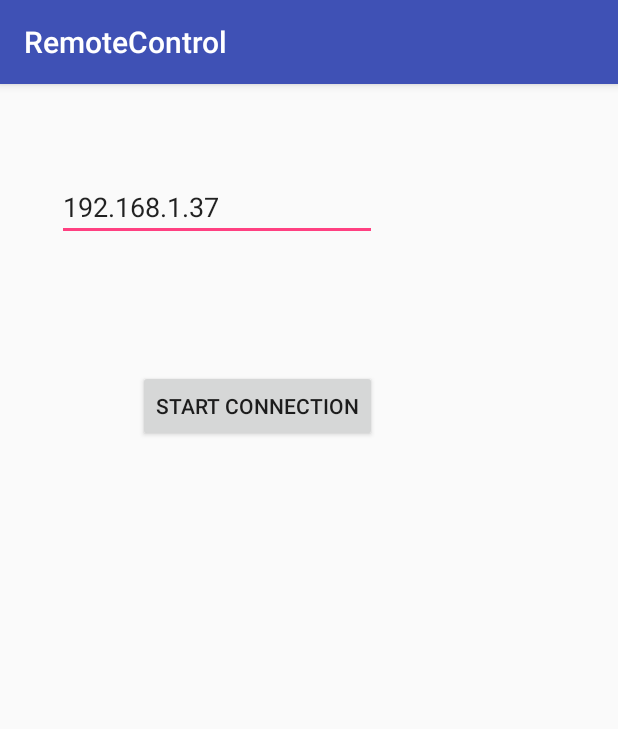
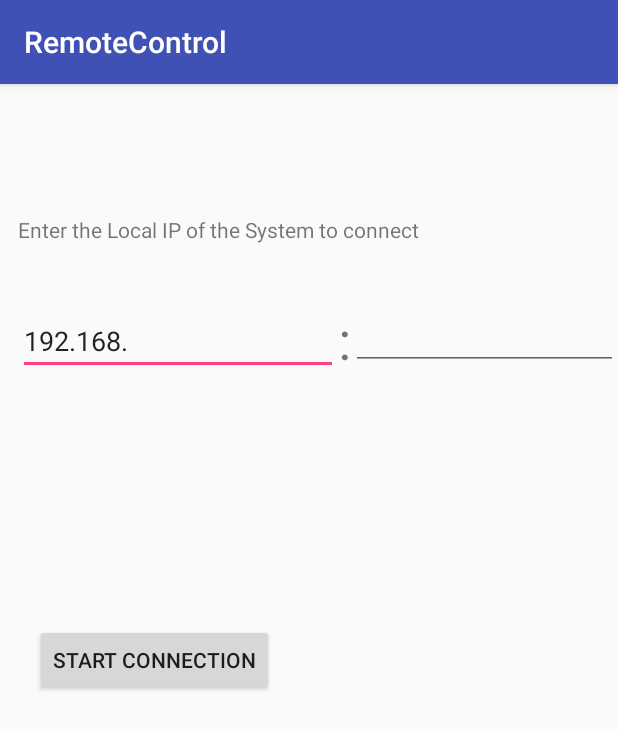
Before and after one commit to nkg447/remoteControlAndroidClient, an Android app: the screen it shows after launch (IPSelector), on a phone screen of 412 x 824 dp. Shown: the top 729 px of the screen. Run offline under Robolectric (Android 15) with nearby library versions, the phone set to English and light mode, and no system bars.

```diff
--- a/app/src/main/java/com/example/nikunj/remotecontrol/IPSelector.java
+++ b/app/src/main/java/com/example/nikunj/remotecontrol/IPSelector.java
@@ -8,28 +8,32 @@ import android.view.View;
 import android.widget.EditText;
 
 public class IPSelector extends AppCompatActivity {
-    EditText ip;
+    EditText ip,port;
+
     @Override
     protected void onCreate(Bundle savedInstanceState) {
         super.onCreate(savedInstanceState);
-        setContentView(R.layout.execute);
+        setContentView(R.layout.ip_select);
         ip = (EditText) findViewById(R.id.ip);
-
+        port = (EditText) findViewById(R.id.port);
         StrictMode.ThreadPolicy policy = new StrictMode.ThreadPolicy.Builder().permitAll().build();
         StrictMode.setThreadPolicy(policy);
+
 
 
     }
 
     //code to get your own pc ip
-    public void getPCIP(){
+    public void getPCIP() {
 
     }
 
 
     public void onClick(View view) {
-        Intent i=new Intent(this,MainActivity.class);
-        i.putExtra("ip",ip.getText().toString());
+
+        Intent i = new Intent(this, MainActivity.class);
+        i.putExtra("ip", ip.getText().toString());
+        i.putExtra("port",port.getText().toString());
         startActivity(i);
     }
 }
--- a/app/src/main/java/com/example/nikunj/remotecontrol/MainActivity.java
+++ b/app/src/main/java/com/example/nikunj/remotecontrol/MainActivity.java
@@ -39,7 +39,7 @@ public class MainActivity extends AppCompatActivity implements View.OnClickListe
 
         Intent i = getIntent();
         try {
-            s = new Socket(i.getStringExtra("ip"), 3333);
+            s = new Socket(i.getStringExtra("ip"), Integer.parseInt(i.getStringExtra("port")));
             in = new BufferedReader(new InputStreamReader(s.getInputStream()));
             out = new PrintWriter(new BufferedWriter(new OutputStreamWriter(s.getOutputStream())), false);
 
--- a/app/src/main/res/layout/execute.xml
+++ /dev/null
@@ -1,27 +0,0 @@
-<?xml version="1.0" encoding="utf-8"?>
-<RelativeLayout xmlns:android="http://schemas.android.com/apk/res/android"
-    android:layout_width="match_parent" android:layout_height="match_parent">
-
-    <EditText
-        android:id="@+id/ip"
-        android:layout_width="wrap_content"
-        android:layout_height="wrap_content"
-        android:layout_alignParentStart="true"
-        android:layout_alignParentTop="true"
-        android:layout_marginStart="38dp"
-        android:layout_marginTop="59dp"
-        android:ems="10"
-        android:inputType="textPersonName"
-        android:text="192.168.1.37" />
-
-    <Button
-        android:id="@+id/start"
-        android:layout_width="wrap_content"
-        android:layout_height="wrap_content"
-        android:layout_alignStart="@+id/ip"
-        android:layout_below="@+id/ip"
-        android:layout_marginStart="54dp"
-        android:layout_marginTop="86dp"
-        android:onClick="onClick"
-        android:text="Start Connection" />
-</RelativeLayout>
--- /dev/null
+++ b/app/src/main/res/layout/ip_select.xml
@@ -0,0 +1,55 @@
+<?xml version="1.0" encoding="utf-8"?>
+<RelativeLayout xmlns:android="http://schemas.android.com/apk/res/android"
+    android:layout_width="match_parent" android:layout_height="match_parent">
+
+    <EditText
+        android:id="@+id/ip"
+        android:layout_width="wrap_content"
+        android:layout_height="wrap_content"
+        android:layout_marginStart="12dp"
+        android:layout_marginTop="42dp"
+        android:ems="10"
+        android:inputType="date"
+        android:text="192.168."
+        android:layout_below="@+id/textView2"
+        android:layout_alignParentStart="true"
+        />
+
+    <Button
+        android:id="@+id/start"
+        android:layout_width="wrap_content"
+        android:layout_height="wrap_content"
+        android:layout_marginStart="11dp"
+        android:onClick="onClick"
+        android:text="Start Connection"
+        android:layout_centerVertical="true"
+        android:layout_alignStart="@+id/ip" />
+
+    <TextView
+        android:id="@+id/textView2"
+        android:layout_width="wrap_content"
+        android:layout_height="wrap_content"
+        android:layout_marginTop="87dp"
+        android:text="Enter the Local IP of the System to connect"
+        android:layout_alignParentTop="true"
+        android:layout_alignStart="@+id/ip" />
+
+    <TextView
+        android:id="@+id/textView3"
+        android:layout_width="wrap_content"
+        android:layout_height="wrap_content"
+        android:layout_alignBottom="@+id/ip"
+        android:layout_toEndOf="@+id/ip"
+        android:text=":"
+        android:textSize="36sp" />
+
+    <EditText
+        android:id="@+id/port"
+        android:layout_width="wrap_content"
+        android:layout_height="wrap_content"
+        android:layout_alignTop="@+id/textView3"
+        android:layout_toEndOf="@+id/textView3"
+        android:ems="10"
+        android:inputType="number" />
+
+</RelativeLayout>
```
Also changed, not shown: 2 other files.
